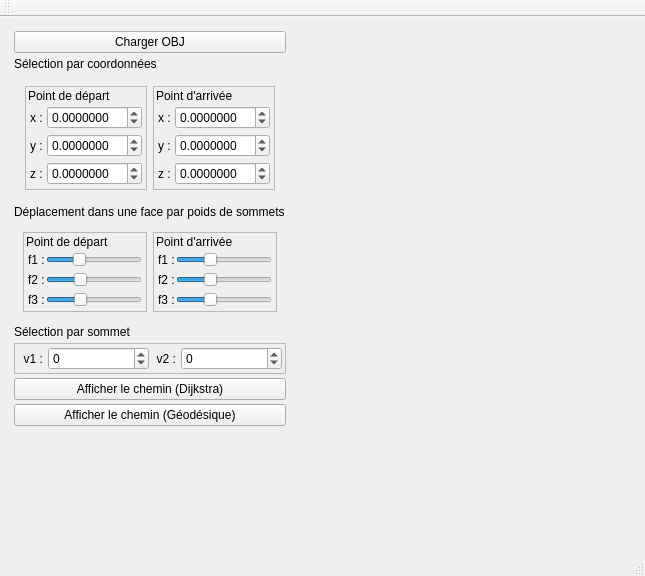
First picture: the form in mainwindow.ui, repository SuperToad/Plus-court-chemin-vers-M2, before the edit.
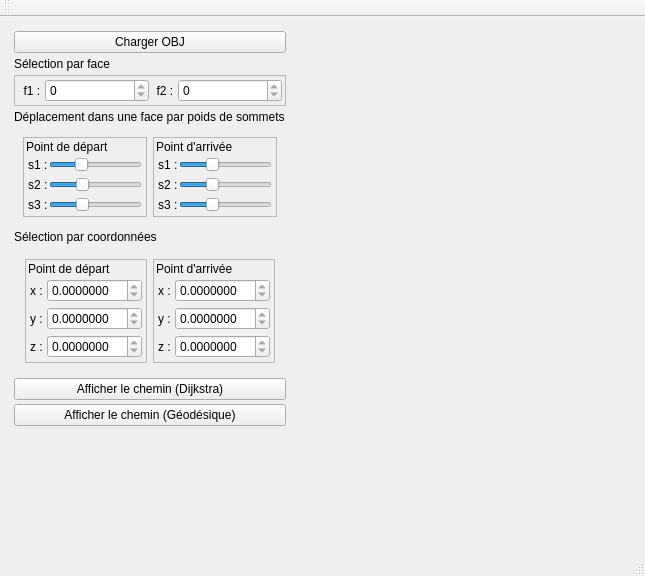
Second picture: the form after the edit. Custom widgets are drawn as their Qt base class.

Commit message: Ajustements d'interface et des valeurs de sliders

Diff of the .ui file:
```diff
--- a/mainwindow.ui
+++ b/mainwindow.ui
@@ -59,342 +59,107 @@
         </widget>
        </item>
        <item>
-        <widget class="QLabel" name="label_10">
+        <widget class="QLabel" name="label_9">
          <property name="text">
-          <string>Sélection par coordonnées</string>
+          <string>Sélection par face</string>
          </property>
         </widget>
        </item>
        <item>
-        <widget class="QFrame" name="frame_coordonnees">
-         <property name="minimumSize">
-          <size>
-           <width>0</width>
-           <height>20</height>
-          </size>
-         </property>
+        <widget class="QFrame" name="frame_2">
          <property name="frameShape">
-          <enum>QFrame::NoFrame</enum>
+          <enum>QFrame::StyledPanel</enum>
          </property>
-         <layout class="QHBoxLayout" name="horizontalLayout_9">
+         <property name="frameShadow">
+          <enum>QFrame::Raised</enum>
+         </property>
+         <layout class="QVBoxLayout" name="verticalLayout_3">
+          <property name="spacing">
+           <number>2</number>
+          </property>
+          <property name="leftMargin">
+           <number>1</number>
+          </property>
+          <property name="topMargin">
+           <number>2</number>
+          </property>
+          <property name="rightMargin">
+           <number>2</number>
+          </property>
+          <property name="bottomMargin">
+           <number>2</number>
+          </property>
           <item>
-           <widget class="QFrame" name="frame">
-            <property name="frameShape">
-             <enum>QFrame::StyledPanel</enum>
-            </property>
-            <property name="frameShadow">
-             <enum>QFrame::Raised</enum>
-            </property>
-            <layout class="QVBoxLayout" name="verticalLayout_2">
+           <widget class="QWidget" name="widget_5" native="true">
+            <layout class="QHBoxLayout" name="horizontalLayout_5">
              <property name="spacing">
               <number>1</number>
              </property>
              <property name="leftMargin">
-              <number>2</number>
+              <number>1</number>
              </property>
              <property name="topMargin">
-              <number>2</number>
+              <number>1</number>
              </property>
              <property name="rightMargin">
-              <number>2</number>
+              <number>1</number>
              </property>
              <property name="bottomMargin">
-              <number>2</number>
+              <number>1</number>
              </property>
              <item>
-              <widget class="QLabel" name="label_depart">
+              <widget class="QLabel" name="label_v1_chemin">
+               <property name="sizePolicy">
+                <sizepolicy hsizetype="Maximum" vsizetype="Preferred">
+                 <horstretch>0</horstretch>
+                 <verstretch>0</verstretch>
+                </sizepolicy>
+               </property>
                <property name="text">
-                <string>Point de départ</string>
+                <string>  f1 : </string>
                </property>
               </widget>
              </item>
              <item>
-              <widget class="QWidget" name="widget_x1" native="true">
-               <layout class="QHBoxLayout" name="horizontalLayout_2">
-                <property name="spacing">
-                 <number>1</number>
-                </property>
-                <property name="leftMargin">
-                 <number>2</number>
-                </property>
-                <property name="topMargin">
-                 <number>2</number>
-                </property>
-                <property name="rightMargin">
-                 <number>2</number>
-                </property>
-                <property name="bottomMargin">
-                 <number>2</number>
-                </property>
-                <item>
-                 <widget class="QLabel" name="label_x1">
-                  <property name="sizePolicy">
-                   <sizepolicy hsizetype="Maximum" vsizetype="Preferred">
-                    <horstretch>0</horstretch>
-                    <verstretch>0</verstretch>
-                   </sizepolicy>
-                  </property>
-                  <property name="text">
-                   <string>x : </string>
-                  </property>
-                 </widget>
-                </item>
-                <item>
-                 <widget class="QDoubleSpinBox" name="spinbox_x1">
-                  <property name="decimals">
-                   <number>7</number>
-                  </property>
-                  <property name="minimum">
-                   <double>-99.989999999999995</double>
-                  </property>
-                 </widget>
-                </item>
-               </layout>
+              <widget class="QSpinBox" name="spinBox_v1_chemin">
+               <property name="readOnly">
+                <bool>true</bool>
+               </property>
+               <property name="minimum">
+                <number>-1</number>
+               </property>
+               <property name="maximum">
+                <number>9999</number>
+               </property>
               </widget>
              </item>
              <item>
-              <widget class="QWidget" name="widget_y1" native="true">
+              <widget class="QLabel" name="label_v2_chemin">
                <property name="sizePolicy">
-                <sizepolicy hsizetype="Preferred" vsizetype="Preferred">
+                <sizepolicy hsizetype="Maximum" vsizetype="Preferred">
                  <horstretch>0</horstretch>
                  <verstretch>0</verstretch>
                 </sizepolicy>
                </property>
-               <layout class="QHBoxLayout" name="horizontalLayout_3">
-                <property name="spacing">
-                 <number>1</number>
-                </property>
-                <property name="leftMargin">
-                 <number>2</number>
-                </property>
-                <property name="topMargin">
-                 <number>2</number>
-                </property>
-                <property name="rightMargin">
-                 <number>2</number>
-                </property>
-                <property name="bottomMargin">
-                 <number>2</number>
-                </property>
-                <item>
-                 <widget class="QLabel" name="label_y1">
-                  <property name="sizePolicy">
-                   <sizepolicy hsizetype="Maximum" vsizetype="Preferred">
-                    <horstretch>0</horstretch>
-                    <verstretch>0</verstretch>
-                   </sizepolicy>
-                  </property>
-                  <property name="text">
-                   <string>y : </string>
-                  </property>
-                 </widget>
-                </item>
-                <item>
-                 <widget class="QDoubleSpinBox" name="spinbox_y1">
-                  <property name="decimals">
-                   <number>7</number>
-                  </property>
-                  <property name="minimum">
-                   <double>-99.989999999999995</double>
-                  </property>
-                 </widget>
-                </item>
-               </layout>
-              </widget>
-             </item>
-             <item>
-              <widget class="QWidget" name="widget_z1" native="true">
-               <layout class="QHBoxLayout" name="horizontalLayout_4">
-                <property name="spacing">
-                 <number>1</number>
-                </property>
-                <property name="leftMargin">
-                 <number>2</number>
-                </property>
-                <property name="topMargin">
-                 <number>2</number>
-                </property>
-                <property name="rightMargin">
-                 <number>2</number>
-                </property>
-                <property name="bottomMargin">
-                 <number>2</number>
-                </property>
-                <item>
-                 <widget class="QLabel" name="label_z1">
-                  <property name="sizePolicy">
-                   <sizepolicy hsizetype="Maximum" vsizetype="Preferred">
-                    <horstretch>0</horstretch>
-                    <verstretch>0</verstretch>
-                   </sizepolicy>
-                  </property>
-                  <property name="frameShadow">
-                   <enum>QFrame::Raised</enum>
-                  </property>
-                  <property name="text">
-                   <string>z : </string>
-                  </property>
-                 </widget>
-                </item>
-                <item>
-                 <widget class="QDoubleSpinBox" name="spinbox_z1">
-                  <property name="decimals">
-                   <number>7</number>
-                  </property>
-                  <property name="minimum">
-                   <double>-99.989999999999995</double>
-                  </property>
-                 </widget>
-                </item>
-               </layout>
-              </widget>
-             </item>
-            </layout>
-           </widget>
-          </item>
-          <item>
-           <widget class="QFrame" name="horizontalFrame">
-            <property name="frameShape">
-             <enum>QFrame::StyledPanel</enum>
-            </property>
-            <property name="frameShadow">
-             <enum>QFrame::Raised</enum>
-            </property>
-            <layout class="QVBoxLayout" name="verticalLayout_4">
-             <property name="spacing">
-              <number>1</number>
-             </property>
-             <property name="leftMargin">
-              <number>2</number>
-             </property>
-             <property name="topMargin">
-              <number>2</number>
-             </property>
-             <property name="rightMargin">
-              <number>2</number>
-             </property>
-             <property name="bottomMargin">
-              <number>2</number>
-             </property>
-             <item>
-              <widget class="QLabel" name="label_arrivee">
                <property name="text">
-                <string>Point d'arrivée</string>
+                <string>  f2 : </string>
                </property>
               </widget>
              </item>
              <item>
-              <widget class="QWidget" name="widget_x2" native="true">
-               <layout class="QHBoxLayout" name="horizontalLayout_10">
-                <property name="spacing">
-                 <number>1</number>
-                </property>
-                <property name="leftMargin">
-                 <number>2</number>
-                </property>
-                <property name="topMargin">
-                 <number>2</number>
-                </property>
-                <property name="rightMargin">
-                 <number>2</number>
-                </property>
-                <property name="bottomMargin">
-                 <number>2</number>
-                </property>
-                <item>
-                 <widget class="QLabel" name="label_x2">
-                  <property name="text">
-                   <string>x :</string>
-                  </property>
-                 </widget>
-                </item>
-                <item>
-                 <widget class="QDoubleSpinBox" name="spinbox_x2">
-                  <property name="decimals">
-                   <number>7</number>
-                  </property>
-                  <property name="minimum">
-                   <double>-99.989999999999995</double>
-                  </property>
-                 </widget>
-                </item>
-               </layout>
-              </widget>
-             </item>
-             <item>
-              <widget class="QWidget" name="widget_y2" native="true">
-               <layout class="QHBoxLayout" name="horizontalLayout_11">
-                <property name="spacing">
-                 <number>1</number>
-                </property>
-                <property name="leftMargin">
-                 <number>2</number>
-                </property>
-                <property name="topMargin">
-                 <number>2</number>
-                </property>
-                <property name="rightMargin">
-                 <number>2</number>
-                </property>
-                <property name="bottomMargin">
-                 <number>2</number>
-                </property>
-                <item>
-                 <widget class="QLabel" name="label_y2">
-                  <property name="text">
-                   <string>y : </string>
-                  </property>
-                 </widget>
-                </item>
-                <item>
-                 <widget class="QDoubleSpinBox" name="spinbox_y2">
-                  <property name="decimals">
-                   <number>7</number>
-                  </property>
-                  <property name="minimum">
-                   <double>-99.989999999999995</double>
-                  </property>
-                 </widget>
-                </item>
-               </layout>
-              </widget>
-             </item>
-             <item>
-              <widget class="QWidget" name="widget_z2" native="true">
-               <layout class="QHBoxLayout" name="horizontalLayout_12">
-                <property name="spacing">
-                 <number>1</number>
-                </property>
-                <property name="leftMargin">
-                 <number>2</number>
-                </property>
-                <property name="topMargin">
-                 <number>2</number>
-                </property>
-                <property name="rightMargin">
-                 <number>2</number>
-                </property>
-                <property name="bottomMargin">
-                 <number>2</number>
-                </property>
-                <item>
-                 <widget class="QLabel" name="label_z2">
-                  <property name="text">
-                   <string>z : </string>
-                  </property>
-                 </widget>
-                </item>
-                <item>
-                 <widget class="QDoubleSpinBox" name="spinbox_z2">
-                  <property name="decimals">
-                   <number>7</number>
-                  </property>
-                  <property name="minimum">
-                   <double>-99.989999999999995</double>
-                  </property>
-                 </widget>
-                </item>
-               </layout>
+              <widget class="QSpinBox" name="spinBox_v2_chemin">
+               <property name="readOnly">
+                <bool>true</bool>
+               </property>
+               <property name="minimum">
+                <number>-1</number>
+               </property>
+               <property name="maximum">
+                <number>9999</number>
+               </property>
+               <property name="value">
+                <number>0</number>
+               </property>
               </widget>
              </item>
             </layout>
@@ -489,7 +254,7 @@
                 <item>
                  <widget class="QLabel" name="label_dx1">
                   <property name="text">
-                   <string>f1 :</string>
+                   <string>s1 :</string>
                   </property>
                  </widget>
                 </item>
@@ -542,7 +307,7 @@
                 <item>
                  <widget class="QLabel" name="label_dy1">
                   <property name="text">
-                   <string>f2 :</string>
+                   <string>s2 :</string>
                   </property>
                  </widget>
                 </item>
@@ -595,7 +360,7 @@
                    <enum>QFrame::Plain</enum>
                   </property>
                   <property name="text">
-                   <string>f3 :</string>
+                   <string>s3 :</string>
                   </property>
                  </widget>
                 </item>
@@ -677,7 +442,7 @@
                 <item>
                  <widget class="QLabel" name="label_dx2">
                   <property name="text">
-                   <string>f1 :</string>
+                   <string>s1 :</string>
                   </property>
                  </widget>
                 </item>
@@ -721,7 +486,7 @@
                 <item>
                  <widget class="QLabel" name="label_dy2">
                   <property name="text">
-                   <string>f2 :</string>
+                   <string>s2 :</string>
                   </property>
                  </widget>
                 </item>
@@ -765,7 +530,7 @@
                 <item>
                  <widget class="QLabel" name="label_dz2">
                   <property name="text">
-                   <string>f3 :</string>
+                   <string>s3 :</string>
                   </property>
                  </widget>
                 </item>
@@ -795,101 +560,366 @@
         </widget>
        </item>
        <item>
-        <widget class="QLabel" name="label_9">
+        <widget class="QLabel" name="label_10">
          <property name="text">
-          <string>Sélection par sommet</string>
+          <string>Sélection par coordonnées</string>
          </property>
         </widget>
        </item>
        <item>
-        <widget class="QFrame" name="frame_2">
+        <widget class="QFrame" name="frame_coordonnees">
+         <property name="minimumSize">
+          <size>
+           <width>0</width>
+           <height>20</height>
+          </size>
+         </property>
          <property name="frameShape">
-          <enum>QFrame::StyledPanel</enum>
+          <enum>QFrame::NoFrame</enum>
          </property>
-         <property name="frameShadow">
-          <enum>QFrame::Raised</enum>
-         </property>
-         <layout class="QVBoxLayout" name="verticalLayout_3">
-          <property name="spacing">
-           <number>2</number>
-          </property>
-          <property name="leftMargin">
-           <number>1</number>
-          </property>
-          <property name="topMargin">
-           <number>2</number>
-          </property>
-          <property name="rightMargin">
-           <number>2</number>
-          </property>
-          <property name="bottomMargin">
-           <number>2</number>
-          </property>
+         <layout class="QHBoxLayout" name="horizontalLayout_9">
           <item>
-           <widget class="QWidget" name="widget_5" native="true">
-            <layout class="QHBoxLayout" name="horizontalLayout_5">
+           <widget class="QFrame" name="frame">
+            <property name="frameShape">
+             <enum>QFrame::StyledPanel</enum>
+            </property>
+            <property name="frameShadow">
+             <enum>QFrame::Raised</enum>
+            </property>
+            <layout class="QVBoxLayout" name="verticalLayout_2">
              <property name="spacing">
               <number>1</number>
              </property>
              <property name="leftMargin">
-              <number>1</number>
+              <number>2</number>
              </property>
              <property name="topMargin">
-              <number>1</number>
+              <number>2</number>
              </property>
              <property name="rightMargin">
-              <number>1</number>
+              <number>2</number>
              </property>
              <property name="bottomMargin">
-              <number>1</number>
+              <number>2</number>
              </property>
              <item>
-              <widget class="QLabel" name="label_v1_chemin">
-               <property name="sizePolicy">
-                <sizepolicy hsizetype="Maximum" vsizetype="Preferred">
-                 <horstretch>0</horstretch>
-                 <verstretch>0</verstretch>
-                </sizepolicy>
-               </property>
+              <widget class="QLabel" name="label_depart">
                <property name="text">
-                <string>  v1 : </string>
+                <string>Point de départ</string>
                </property>
               </widget>
              </item>
              <item>
-              <widget class="QSpinBox" name="spinBox_v1_chemin">
-               <property name="minimum">
-                <number>-1</number>
-               </property>
-               <property name="maximum">
-                <number>9999</number>
-               </property>
+              <widget class="QWidget" name="widget_x1" native="true">
+               <layout class="QHBoxLayout" name="horizontalLayout_2">
+                <property name="spacing">
+                 <number>1</number>
+                </property>
+                <property name="leftMargin">
+                 <number>2</number>
+                </property>
+                <property name="topMargin">
+                 <number>2</number>
+                </property>
+                <property name="rightMargin">
+                 <number>2</number>
+                </property>
+                <property name="bottomMargin">
+                 <number>2</number>
+                </property>
+                <item>
+                 <widget class="QLabel" name="label_x1">
+                  <property name="sizePolicy">
+                   <sizepolicy hsizetype="Maximum" vsizetype="Preferred">
+                    <horstretch>0</horstretch>
+                    <verstretch>0</verstretch>
+                   </sizepolicy>
+                  </property>
+                  <property name="text">
+                   <string>x : </string>
+                  </property>
+                 </widget>
+                </item>
+                <item>
+                 <widget class="QDoubleSpinBox" name="spinbox_x1">
+                  <property name="enabled">
+                   <bool>true</bool>
+                  </property>
+                  <property name="readOnly">
+                   <bool>true</bool>
+                  </property>
+                  <property name="decimals">
+                   <number>7</number>
+                  </property>
+                  <property name="minimum">
+                   <double>-99.989999999999995</double>
+                  </property>
+                 </widget>
+                </item>
+               </layout>
               </widget>
              </item>
              <item>
-              <widget class="QLabel" name="label_v2_chemin">
+              <widget class="QWidget" name="widget_y1" native="true">
                <property name="sizePolicy">
-                <sizepolicy hsizetype="Maximum" vsizetype="Preferred">
+                <sizepolicy hsizetype="Preferred" vsizetype="Preferred">
                  <horstretch>0</horstretch>
                  <verstretch>0</verstretch>
                 </sizepolicy>
                </property>
+               <layout class="QHBoxLayout" name="horizontalLayout_3">
+                <property name="spacing">
+                 <number>1</number>
+                </property>
+                <property name="leftMargin">
+                 <number>2</number>
+                </property>
+                <property name="topMargin">
+                 <number>2</number>
+                </property>
+                <property name="rightMargin">
+                 <number>2</number>
+                </property>
+                <property name="bottomMargin">
+                 <number>2</number>
+                </property>
+                <item>
+                 <widget class="QLabel" name="label_y1">
+                  <property name="sizePolicy">
+                   <sizepolicy hsizetype="Maximum" vsizetype="Preferred">
+                    <horstretch>0</horstretch>
+                    <verstretch>0</verstretch>
+                   </sizepolicy>
+                  </property>
+                  <property name="text">
+                   <string>y : </string>
+                  </property>
+                 </widget>
+                </item>
+                <item>
+                 <widget class="QDoubleSpinBox" name="spinbox_y1">
+                  <property name="readOnly">
+                   <bool>true</bool>
+                  </property>
+                  <property name="decimals">
+                   <number>7</number>
+                  </property>
+                  <property name="minimum">
+                   <double>-99.989999999999995</double>
+                  </property>
+                 </widget>
+                </item>
+               </layout>
+              </widget>
+             </item>
+             <item>
+              <widget class="QWidget" name="widget_z1" native="true">
+               <layout class="QHBoxLayout" name="horizontalLayout_4">
+                <property name="spacing">
+                 <number>1</number>
+                </property>
+                <property name="leftMargin">
+                 <number>2</number>
+                </property>
+                <property name="topMargin">
+                 <number>2</number>
+                </property>
+                <property name="rightMargin">
+                 <number>2</number>
+                </property>
+                <property name="bottomMargin">
+                 <number>2</number>
+                </property>
+                <item>
+                 <widget class="QLabel" name="label_z1">
+                  <property name="sizePolicy">
+                   <sizepolicy hsizetype="Maximum" vsizetype="Preferred">
+                    <horstretch>0</horstretch>
+                    <verstretch>0</verstretch>
+                   </sizepolicy>
+                  </property>
+                  <property name="frameShadow">
+                   <enum>QFrame::Raised</enum>
+                  </property>
+                  <property name="text">
+                   <string>z : </string>
+                  </property>
+                 </widget>
+                </item>
+                <item>
+                 <widget class="QDoubleSpinBox" name="spinbox_z1">
+                  <property name="readOnly">
+                   <bool>true</bool>
+                  </property>
+                  <property name="decimals">
+                   <number>7</number>
+                  </property>
+                  <property name="minimum">
+                   <double>-99.989999999999995</double>
+                  </property>
+                 </widget>
+                </item>
+               </layout>
+              </widget>
+             </item>
+            </layout>
+           </widget>
+          </item>
+          <item>
+           <widget class="QFrame" name="horizontalFrame">
+            <property name="frameShape">
+             <enum>QFrame::StyledPanel</enum>
+            </property>
+            <property name="frameShadow">
+             <enum>QFrame::Raised</enum>
+            </property>
+            <layout class="QVBoxLayout" name="verticalLayout_4">
+             <property name="spacing">
+              <number>1</number>
+             </property>
+             <property name="leftMargin">
+              <number>2</number>
+             </property>
+             <property name="topMargin">
+              <number>2</number>
+             </property>
+             <property name="rightMargin">
+              <number>2</number>
+             </property>
+             <property name="bottomMargin">
+              <number>2</number>
+             </property>
+             <item>
+              <widget class="QLabel" name="label_arrivee">
                <property name="text">
-                <string>  v2 : </string>
+                <string>Point d'arrivée</string>
                </property>
               </widget>
              </item>
              <item>
-              <widget class="QSpinBox" name="spinBox_v2_chemin">
-               <property name="minimum">
-                <number>-1</number>
-               </property>
-               <property name="maximum">
-                <number>9999</number>
-               </property>
-               <property name="value">
-                <number>0</number>
-               </property>
+              <widget class="QWidget" name="widget_x2" native="true">
+               <layout class="QHBoxLayout" name="horizontalLayout_10">
+                <property name="spacing">
+                 <number>1</number>
+                </property>
+                <property name="leftMargin">
+                 <number>2</number>
+                </property>
+                <property name="topMargin">
+                 <number>2</number>
+                </property>
+                <property name="rightMargin">
+                 <number>2</number>
+                </property>
+                <property name="bottomMargin">
+                 <number>2</number>
+                </property>
+                <item>
+                 <widget class="QLabel" name="label_x2">
+                  <property name="text">
+                   <string>x :</string>
+                  </property>
+                 </widget>
+                </item>
+                <item>
+                 <widget class="QDoubleSpinBox" name="spinbox_x2">
+                  <property name="enabled">
+                   <bool>true</bool>
+                  </property>
+                  <property name="readOnly">
+                   <bool>true</bool>
+                  </property>
+                  <property name="decimals">
+                   <number>7</number>
+                  </property>
+                  <property name="minimum">
+                   <double>-99.989999999999995</double>
+                  </property>
+                 </widget>
+                </item>
+               </layout>
+              </widget>
+             </item>
+             <item>
+              <widget class="QWidget" name="widget_y2" native="true">
+               <layout class="QHBoxLayout" name="horizontalLayout_11">
+                <property name="spacing">
+                 <number>1</number>
+                </property>
+                <property name="leftMargin">
+                 <number>2</number>
+                </property>
+                <property name="topMargin">
+                 <number>2</number>
+                </property>
+                <property name="rightMargin">
+                 <number>2</number>
+                </property>
+                <property name="bottomMargin">
+                 <number>2</number>
+                </property>
+                <item>
+                 <widget class="QLabel" name="label_y2">
+                  <property name="text">
+                   <string>y : </string>
+                  </property>
+                 </widget>
+                </item>
+                <item>
+                 <widget class="QDoubleSpinBox" name="spinbox_y2">
+                  <property name="readOnly">
+                   <bool>true</bool>
+                  </property>
+                  <property name="decimals">
+                   <number>7</number>
+                  </property>
+                  <property name="minimum">
+                   <double>-99.989999999999995</double>
+                  </property>
+                 </widget>
+                </item>
+               </layout>
+              </widget>
+             </item>
+             <item>
+              <widget class="QWidget" name="widget_z2" native="true">
+               <layout class="QHBoxLayout" name="horizontalLayout_12">
+                <property name="spacing">
+                 <number>1</number>
+                </property>
+                <property name="leftMargin">
+                 <number>2</number>
+                </property>
+                <property name="topMargin">
+                 <number>2</number>
+                </property>
+                <property name="rightMargin">
+                 <number>2</number>
+                </property>
+                <property name="bottomMargin">
+                 <number>2</number>
+                </property>
+                <item>
+                 <widget class="QLabel" name="label_z2">
+                  <property name="text">
+                   <string>z : </string>
+                  </property>
+                 </widget>
+                </item>
+                <item>
+                 <widget class="QDoubleSpinBox" name="spinbox_z2">
+                  <property name="readOnly">
+                   <bool>true</bool>
+                  </property>
+                  <property name="decimals">
+                   <number>7</number>
+                  </property>
+                  <property name="minimum">
+                   <double>-99.989999999999995</double>
+                  </property>
+                 </widget>
+                </item>
+               </layout>
               </widget>
              </item>
             </layout>
```
Left out of the diff: 2 changed lines with no effect on the pictures. The commit also changes 1 other file.
